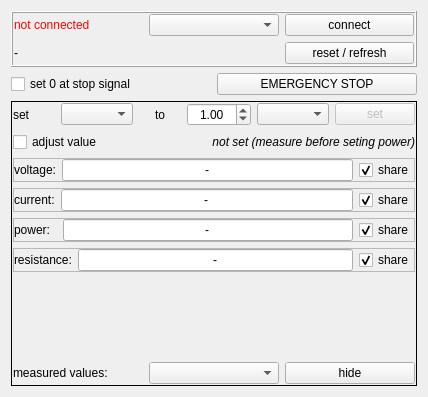
bchjoerni/mlab, file eaps8000usbwindow.ui: the form before one commit.
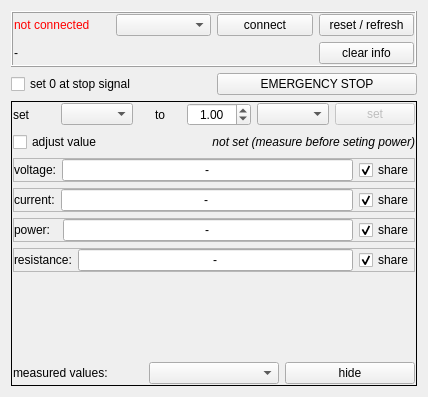
The form after the commit.

Commit message: mlabsignal system changed, networkremote window changed, portwindows now have buttons reset/refresh and clear info

Diff of the .ui file:
```diff
--- a/eaps8000usbwindow.ui
+++ b/eaps8000usbwindow.ui
@@ -55,14 +55,21 @@
         </property>
        </widget>
       </item>
-      <item row="1" column="2">
-       <widget class="QPushButton" name="btn_resetInfo">
+      <item row="0" column="3">
+       <widget class="QPushButton" name="btn_resetRefresh">
         <property name="text">
          <string>reset / refresh</string>
         </property>
        </widget>
       </item>
-      <item row="1" column="0" colspan="2">
+      <item row="1" column="3">
+       <widget class="QPushButton" name="btn_clearInfo">
+        <property name="text">
+         <string>clear info</string>
+        </property>
+       </widget>
+      </item>
+      <item row="1" column="0" colspan="3">
        <widget class="QLabel" name="lbl_info">
         <property name="text">
          <string>-</string>
```
The commit also changes 78 other files.
